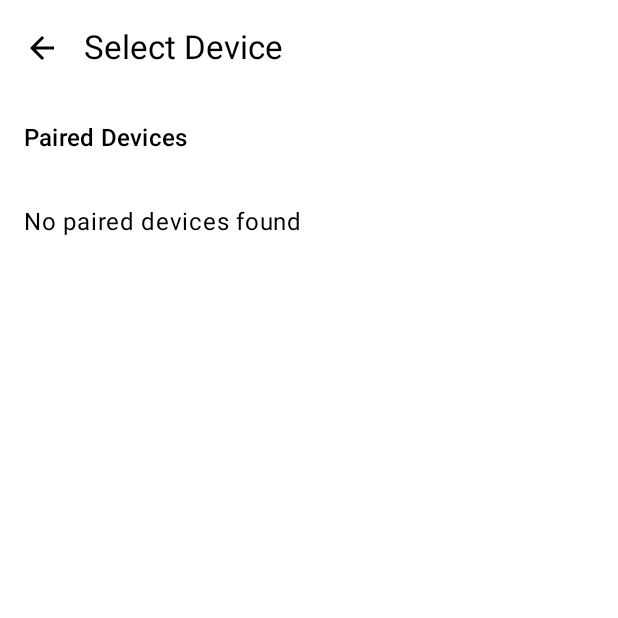
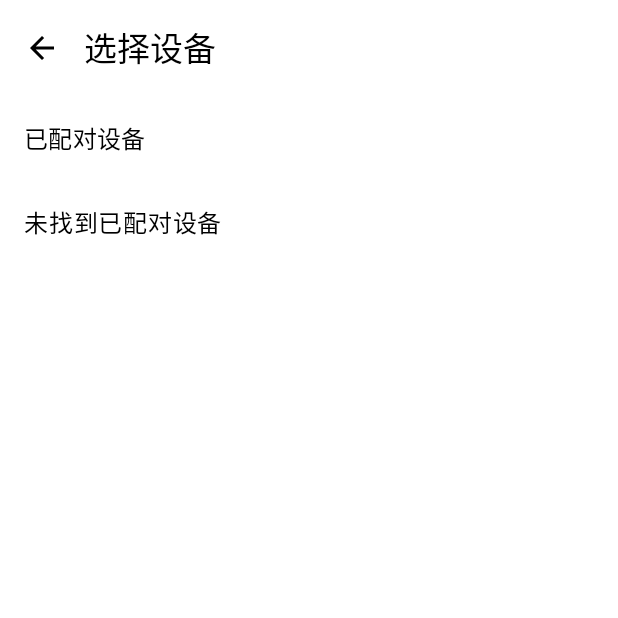
Before and after one commit to supermaodou/bluetoothchat, an Android app built with Jetpack Compose: the DeviceListScreen screen opened through its navigation route, on a phone screen of 412 x 824 dp, the top half of it. Run offline under Robolectric (Android 15) with nearby library versions, the phone set to English and light mode, and no system bars; our stand-ins replace Dagger/Hilt's generated code; 1 statement that could not run was skipped.

Commit message:
英文提示修改为中文

```diff
--- a/app/src/main/AndroidManifest.xml
+++ b/app/src/main/AndroidManifest.xml
@@ -29,7 +29,7 @@
         android:theme="@style/Theme.Bluetoothchat"
         tools:targetApi="31">
         <activity
-            android:name=".ui.MainActivity"
+            android:name=".MainActivity"
             android:exported="true"
             android:theme="@style/Theme.Bluetoothchat">
             <intent-filter>
--- a/app/src/main/java/com/example/bluetoothchat/ui/MainActivity.kt
+++ b/app/src/main/java/com/example/bluetoothchat/MainActivity.kt
@@ -1,4 +1,4 @@
-package com.example.bluetoothchat.ui
+package com.example.bluetoothchat
 
 import android.os.Bundle
 import androidx.activity.ComponentActivity
--- a/app/src/main/java/com/example/bluetoothchat/ui/screen/DeviceListScreen.kt
+++ b/app/src/main/java/com/example/bluetoothchat/ui/screen/DeviceListScreen.kt
@@ -30,17 +30,17 @@ fun DeviceListScreen(navController: NavController, viewModel: BluetoothViewModel
                 "android.permission.BLUETOOTH_CONNECT"
             ) != android.content.pm.PackageManager.PERMISSION_GRANTED
         ) {
-            snackbarHostState.showSnackbar("Please grant Bluetooth permission")
+            snackbarHostState.showSnackbar("请授予蓝牙权限")
         }
     }
 
     Scaffold(
         topBar = {
             TopAppBar(
-                title = { Text("Select Device") },
+                title = { Text("选择设备") },
                 navigationIcon = {
                     IconButton(onClick = { navController.popBackStack() }) {
-                        Icon(Icons.Default.ArrowBack, contentDescription = "Back")
+                        Icon(Icons.Default.ArrowBack, contentDescription = "返回")
                     }
                 }
             )
@@ -53,13 +53,13 @@ fun DeviceListScreen(navController: NavController, viewModel: BluetoothViewModel
                 .padding(padding)
         ) {
             Text(
-                text = "Paired Devices",
+                text = "已配对设备",
                 style = MaterialTheme.typography.titleMedium,
                 modifier = Modifier.padding(16.dp)
             )
             if (pairedDevices.isEmpty()) {
                 Text(
-                    text = "No paired devices found",
+                    text = "未找到已配对设备",
                     modifier = Modifier.padding(16.dp)
                 )
             } else {
@@ -86,12 +86,12 @@ fun DeviceItem(device: BluetoothDevice, onClick: () -> Unit) {
             ) == android.content.pm.PackageManager.PERMISSION_GRANTED
         ) {
             try {
-                device.name ?: "Unknown Device"
+                device.name ?: "未知设备"
             } catch (e: SecurityException) {
-                "Unknown Device"
+                "未知设备"
             }
         } else {
-            "Unknown Device"
+            "未知设备"
         }
     }
 
--- a/app/src/main/java/com/example/bluetoothchat/ui/screen/HomeScreen.kt
+++ b/app/src/main/java/com/example/bluetoothchat/ui/screen/HomeScreen.kt
@@ -18,7 +18,7 @@ fun HomeScreen(navController: NavController, viewModel: BluetoothViewModel) {
 
     Scaffold(
         topBar = {
-            TopAppBar(title = { Text("Bluetooth Chat") })
+            TopAppBar(title = { Text("蓝牙聊天") })
         }
     ) { padding ->
         Column(
@@ -31,10 +31,10 @@ fun HomeScreen(navController: NavController, viewModel: BluetoothViewModel) {
         ) {
             Text(
                 text = when (state) {
-                    is BluetoothState.Connected -> "Connected to ${(state as BluetoothState.Connected).deviceName}"
-                    is BluetoothState.Listening -> "Listening for connections..."
+                    is BluetoothState.Connected -> "已连接到 ${(state as BluetoothState.Connected).deviceName}"
+                    is BluetoothState.Listening -> "正在监听连接..."
                     is BluetoothState.Error -> (state as BluetoothState.Error).message
-                    else -> "Disconnected"
+                    else -> "未连接"
                 },
                 style = MaterialTheme.typography.bodyLarge
             )
@@ -43,22 +43,22 @@ fun HomeScreen(navController: NavController, viewModel: BluetoothViewModel) {
                 onClick = { navController.navigate("device_list") },
                 enabled = state !is BluetoothState.Connected
             ) {
-                Text("Scan for Devices")
+                Text("扫描设备")
             }
             Spacer(modifier = Modifier.height(8.dp))
             Button(
                 onClick = { viewModel.startServer() },
                 enabled = state !is BluetoothState.Connected &&
-                          state !is BluetoothState.Listening
+                        state !is BluetoothState.Listening
             ) {
-                Text("Start Server")
+                Text("启动服务器")
             }
             Spacer(modifier = Modifier.height(8.dp))
             if (state is BluetoothState.Connected) {
                 Button(
                     onClick = { navController.navigate("chat") }
                 ) {
-                    Text("Go to Chat")
+                    Text("进入聊天")
                 }
             }
         }
```
Also changed, not shown: app/src/main/java/com/example/bluetoothchat/data/bluetooth/BluetoothService.kt (+22 -22 lines), app/src/main/java/com/example/bluetoothchat/ui/screen/ChatScreen.kt (+6 -6 lines).
